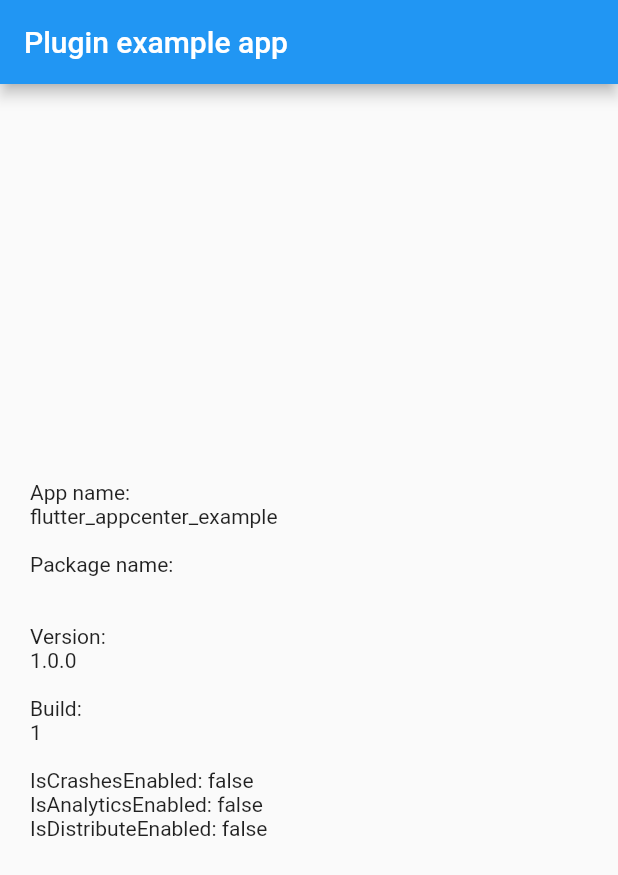
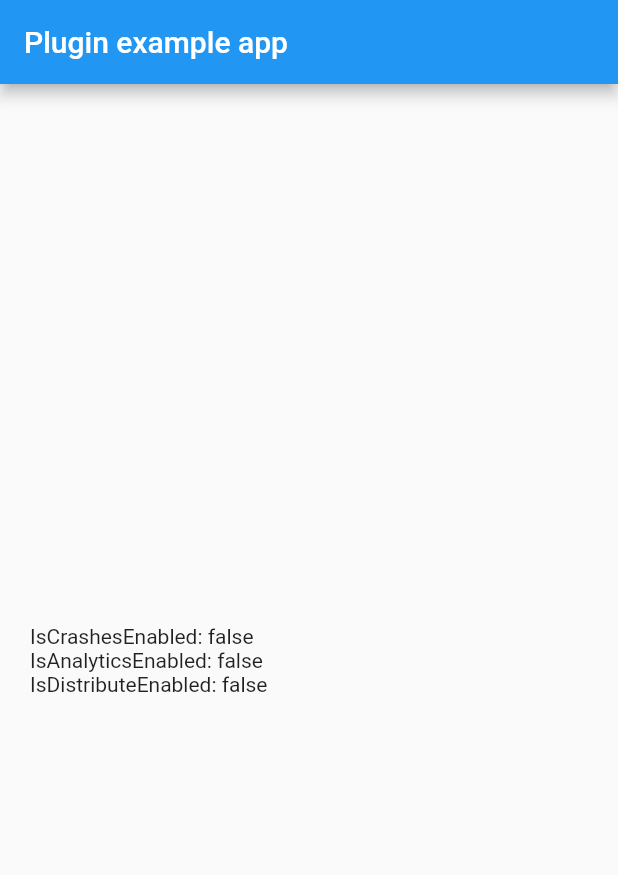
Before and after one commit to ethras/flutter_appcenter, a Flutter app: the screen it shows after launch, on a phone screen of 412 x 824 dp. Shown: the top 875 px of the screen. Run offline on Flutter 3.47's test engine with Material 2 defaults, Android fonts, the phone set to English and light mode, and no system bars.

Commit message:
remove useless stuff

```diff
--- a/example/lib/main.dart
+++ b/example/lib/main.dart
@@ -1,6 +1,5 @@
 import 'package:flutter/material.dart';
 
-import 'package:package_info/package_info.dart';
 import 'package:flutter_appcenter/flutter_appcenter.dart';
 
 void main() async {
@@ -21,7 +20,6 @@ class MyApp extends StatefulWidget {
 }
 
 class _MyAppState extends State<MyApp> {
-  PackageInfo _packageInfo;
   bool _isCrashesEnabled;
   bool _isAnalyticsEnabled;
   bool _isDistributeEnabled;
@@ -30,11 +28,6 @@ class _MyAppState extends State<MyApp> {
   void initState() {
     super.initState();
     FlutterAppCenter.trackEventAsync('_MyAppState.initState');
-    PackageInfo.fromPlatform().then((v) {
-      setState(() {
-        _packageInfo = v;
-      });
-    });
     FlutterAppCenter.isCrashesEnabledAsync().then((v) {
       setState(() {
         _isCrashesEnabled = v;
@@ -61,20 +54,10 @@ class _MyAppState extends State<MyApp> {
         ),
         body: Container(
             padding: EdgeInsets.all(20),
-            child: _packageInfo == null
-                ? RefreshProgressIndicator()
-                : Column(
+            child: Column(
               mainAxisAlignment: MainAxisAlignment.center,
               crossAxisAlignment: CrossAxisAlignment.start,
               children: <Widget>[
-                      Text('App name:\n${_packageInfo.appName}'),
-                      Text(''),
-                      Text('Package name:\n${_packageInfo.packageName}'),
-                      Text(''),
-                      Text('Version:\n${_packageInfo.version}'),
-                      Text(''),
-                      Text('Build:\n${_packageInfo.buildNumber}'),
-                      Text(''),
                 Text('IsCrashesEnabled: $_isCrashesEnabled'),
                 Text('IsAnalyticsEnabled: $_isAnalyticsEnabled'),
                 Text('IsDistributeEnabled: $_isDistributeEnabled'),
```
Lines whose indentation alone changed are shown as unchanged.
